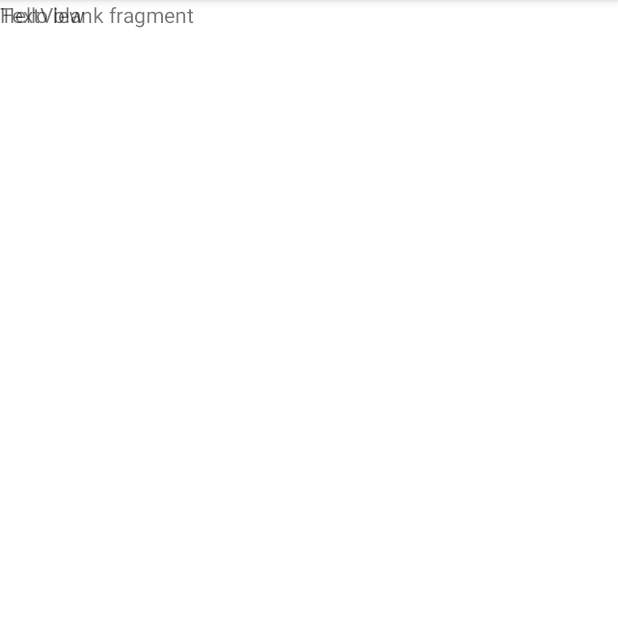
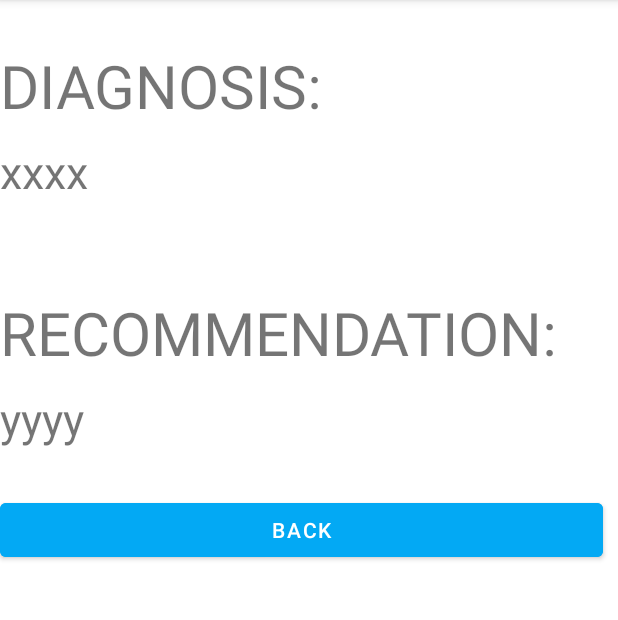
Before and after one commit to mrinkaul/healthcareapp, an Android app: the fragment DiagnosisFragment shown on its own in the app's theme, on a phone screen of 412 x 824 dp, the part 84-704 px from its top. Run offline under Robolectric (Android 15) with nearby library versions, the phone set to English and light mode, and no system bars.

Commit message:
Added DiagnosisActivity.java which uses updated fragment_diagnosis.xml. Called when Diagnose Now button in SymptomsActivity.java clicked

```diff
--- a/app/src/main/AndroidManifest.xml
+++ b/app/src/main/AndroidManifest.xml
@@ -23,6 +23,10 @@
             android:name="com.rwc.symptomtracker.frontendjava.SymptomsActivity"
             android:exported="true">
         </activity>
+        <activity
+            android:name="com.rwc.symptomtracker.frontendjava.DiagnosisActivity"
+            android:exported="true">
+        </activity>
     </application>
 
 </manifest>
--- /dev/null
+++ b/app/src/main/java/com/rwc/symptomtracker/frontendjava/DiagnosisActivity.java
@@ -0,0 +1,21 @@
+package com.rwc.symptomtracker.frontendjava;
+
+import static com.rwc.symptomtracker.Constants.GLOBAL_TAG;
+
+import android.os.Bundle;
+import android.util.Log;
+
+import androidx.appcompat.app.AppCompatActivity;
+
+import com.rwc.symptomtracker.R;
+
+public class DiagnosisActivity extends AppCompatActivity {
+    private static final String TAG = GLOBAL_TAG + "DiagnosisActivity";
+
+    @Override
+    protected void onCreate(Bundle savedInstanceState) {
+        super.onCreate(savedInstanceState);
+        setContentView(R.layout.fragment_diagnosis);
+        Log.d(TAG, "Started......");
+    }
+}
--- a/app/src/main/java/com/rwc/symptomtracker/frontendjava/SymptomsActivity.java
+++ b/app/src/main/java/com/rwc/symptomtracker/frontendjava/SymptomsActivity.java
@@ -2,6 +2,7 @@ package com.rwc.symptomtracker.frontendjava;
 
 import static com.rwc.symptomtracker.Constants.GLOBAL_TAG;
 
+import android.content.Intent;
 import android.os.Bundle;
 import android.util.Log;
 import android.view.View;
@@ -26,5 +27,8 @@ public class SymptomsActivity extends AppCompatActivity {
     public void onClickButtonDiagnose(View view) {
         Log.d(TAG, "Diagnose button clicked");
         checkboxFever = (CheckBox) findViewById(R.id.checkboxFever);
+
+        Intent intent = new Intent(this, DiagnosisActivity.class);
+        startActivity(intent);
     }
 }
--- a/app/src/main/res/layout/fragment_diagnosis.xml
+++ b/app/src/main/res/layout/fragment_diagnosis.xml
@@ -1,5 +1,6 @@
 <?xml version="1.0" encoding="utf-8"?>
 <FrameLayout xmlns:android="http://schemas.android.com/apk/res/android"
+    xmlns:app="http://schemas.android.com/apk/res-auto"
     xmlns:tools="http://schemas.android.com/tools"
     android:layout_width="match_parent"
     android:layout_height="match_parent"
@@ -7,15 +8,61 @@
 
     <!-- TODO: Update blank fragment layout -->
 
-    <TextView
+    <LinearLayout
         android:layout_width="match_parent"
-        android:layout_height="48dp"
-        android:text="@string/hello_blank_fragment" />
+        android:layout_height="match_parent"
+        android:orientation="vertical">
 
     <TextView
-        android:id="@+id/textView2"
+        android:id="@+id/textViewDiagnosisLabel"
         android:layout_width="wrap_content"
         android:layout_height="wrap_content"
-        android:text="TextView" />
+        android:layout_marginTop="30dp"
+        android:layout_marginBottom="10dp"
+        app:layout_constraintBottom_toBottomOf="parent"
+        app:layout_constraintEnd_toEndOf="parent"
+        app:layout_constraintStart_toStartOf="parent"
+        app:layout_constraintTop_toTopOf="parent"
+        android:textSize="40sp"
+        android:text="DIAGNOSIS:" />
 
+    <TextView
+        android:id="@+id/textViewDiagnosis"
+        android:layout_width="wrap_content"
+        android:layout_height="wrap_content"
+        android:textSize="30sp"
+        android:layout_marginBottom="30dp"
+        app:layout_constraintBottom_toBottomOf="@+id/textViewDiagnosisLabel"
+        android:text="xxxx" />
+
+    <TextView
+        android:id="@+id/textViewRecommendationLabel"
+        android:layout_width="wrap_content"
+        android:layout_height="wrap_content"
+        android:layout_marginTop="30dp"
+        android:layout_marginBottom="10dp"
+        app:layout_constraintStart_toStartOf="parent"
+        android:text="RECOMMENDATION:"
+        android:textSize="40sp" />
+
+    <TextView
+        android:id="@+id/textViewRecommendation"
+        android:layout_width="wrap_content"
+        android:layout_height="wrap_content"
+        android:textSize="30sp"
+        android:layout_marginBottom="30dp"
+        app:layout_constraintBottom_toBottomOf="@+id/textViewRecommendationLabel"
+        android:text="yyyy" />
+
+        <Button
+            android:id="@+id/buttonBack"
+            android:layout_width="match_parent"
+            android:layout_height="wrap_content"
+            android:layout_marginEnd="10dp"
+            android:layout_marginBottom="10dp"
+            android:backgroundTint="#03A9F4"
+            android:onClick="onClickButtonBack"
+            android:text="Back" />
+
+    </LinearLayout>
 </FrameLayout>
```
